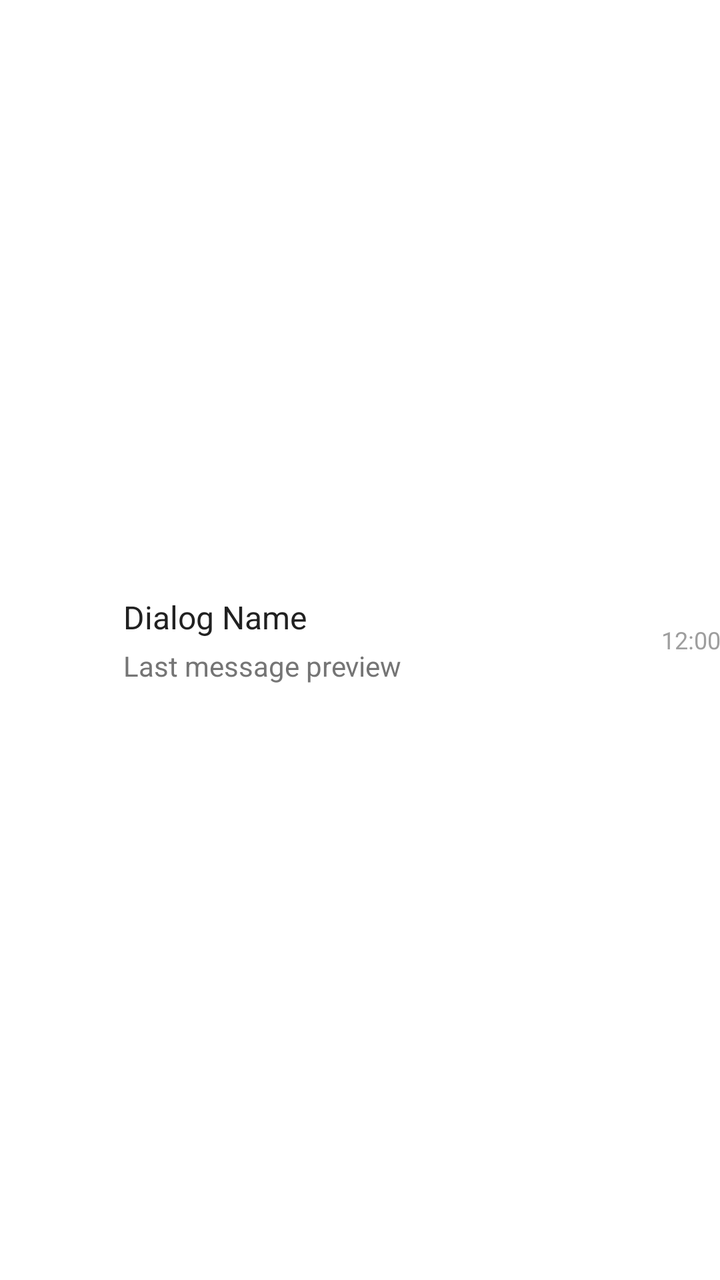
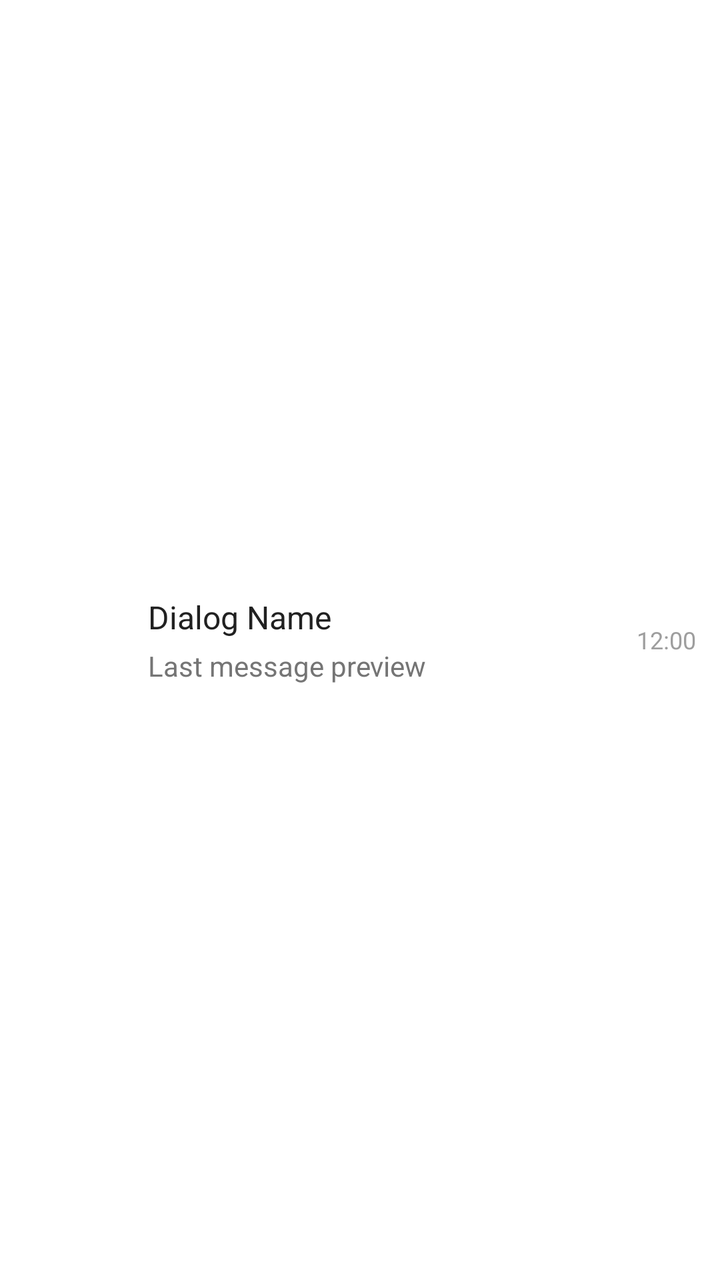

Before-and-after screenshots of an Android layout around one commit, followed by the original layout XML and the change that was made.
<!-- AndroidManifest.xml: application theme AppTheme -->
<!-- res/layout/item_dialog.xml -->
<?xml version="1.0" encoding="utf-8"?>
<LinearLayout xmlns:android="http://schemas.android.com/apk/res/android"
    android:layout_width="match_parent"
    android:layout_height="wrap_content"
    android:orientation="horizontal"
    android:padding="12dp 16dp"
    android:background="?attr/selectableItemBackground"
    android:gravity="center_vertical">

    <ImageView
        android:id="@+id/dialog_avatar"
        android:layout_width="50dp"
        android:layout_height="50dp"
        android:src="@mipmap/ic_launcher"
        android:contentDescription="Dialog avatar"
        android:scaleType="centerCrop" />

    <LinearLayout
        android:layout_width="0dp"
        android:layout_height="wrap_content"
        android:layout_weight="1"
        android:layout_marginStart="12dp"
        android:layout_marginEnd="12dp"
        android:orientation="vertical">

        <TextView
            android:id="@+id/dialog_name"
            android:layout_width="match_parent"
            android:layout_height="wrap_content"
            android:text="Dialog Name"
            android:textSize="16sp"
            android:textColor="@color/textPrimary"
            android:maxLines="1"
            android:ellipsize="end" />

        <TextView
            android:id="@+id/dialog_message"
            android:layout_width="match_parent"
            android:layout_height="wrap_content"
            android:layout_marginTop="4dp"
            android:text="Last message preview"
            android:textSize="14sp"
            android:textColor="@color/textSecondary"
            android:maxLines="1"
            android:ellipsize="end" />
    </LinearLayout>

    <TextView
        android:id="@+id/dialog_time"
        android:layout_width="wrap_content"
        android:layout_height="wrap_content"
        android:text="12:00"
        android:textSize="12sp"
        android:textColor="@color/textHint" />
</LinearLayout>
<!-- resources referenced by this layout -->
<resources>
  <color name="textHint">#9E9E9E</color>
  <color name="textPrimary">#212121</color>
  <color name="textSecondary">#757575</color>
  <!-- mipmap ic_launcher (mipmap-hdpi) -->
  <?xml version="1.0" encoding="utf-8"?>
  <bitmap xmlns:android="http://schemas.android.com/apk/res/android" android:src="@drawable/ic_launcher_foreground" />
  <style name="AppTheme" parent="Theme.AppCompat.Light.NoActionBar">
          <item name="colorPrimary">@color/colorPrimary</item>
          <item name="colorPrimaryDark">@color/colorPrimaryDark</item>
          <item name="colorAccent">@color/colorAccent</item>
          <item name="android:windowBackground">@color/windowBackground</item>
          <item name="android:colorBackground">@color/background</item>
          <item name="android:textColorPrimary">@color/textPrimary</item>
          <item name="android:textColorSecondary">@color/textSecondary</item>
          <item name="actionBarTheme">@style/ThemeOverlay.AppCompat.Dark.ActionBar</item>
          <item name="actionBarPopupTheme">@style/ThemeOverlay.AppCompat.Light</item>
      </style>
  <!-- drawable ic_launcher_foreground (drawable) -->
  <?xml version="1.0" encoding="utf-8"?>
  <vector xmlns:android="http://schemas.android.com/apk/res/android"
      android:width="108dp"
      android:height="108dp"
      android:viewportWidth="108"
      android:viewportHeight="108">
      <path
          android:fillColor="@color/colorPrimary"
          android:pathData="M54,54m-50,0a50,50 0,1,1 100,0a50,50 0,1,1 -100,0" />
  </vector>
  <color name="colorPrimary">#0088CC</color>
  <color name="colorPrimaryDark">#006699</color>
  <color name="colorAccent">#FF6B35</color>
  <color name="windowBackground">#FFFFFF</color>
  <color name="background">#F5F5F5</color>
</resources>

<!-- the commit's change to res/layout/item_dialog.xml (unified diff, before → after) -->
@@ -3,7 +3,7 @@
     android:layout_width="match_parent"
     android:layout_height="wrap_content"
     android:orientation="horizontal"
-    android:padding="12dp 16dp"
+    android:paddingHorizontal="12dp" android:paddingVertical="16dp"
     android:background="?attr/selectableItemBackground"
     android:gravity="center_vertical">
 
